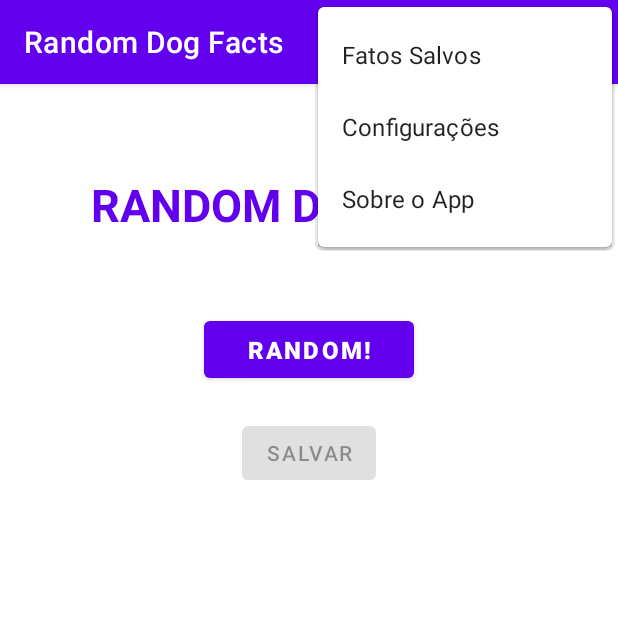
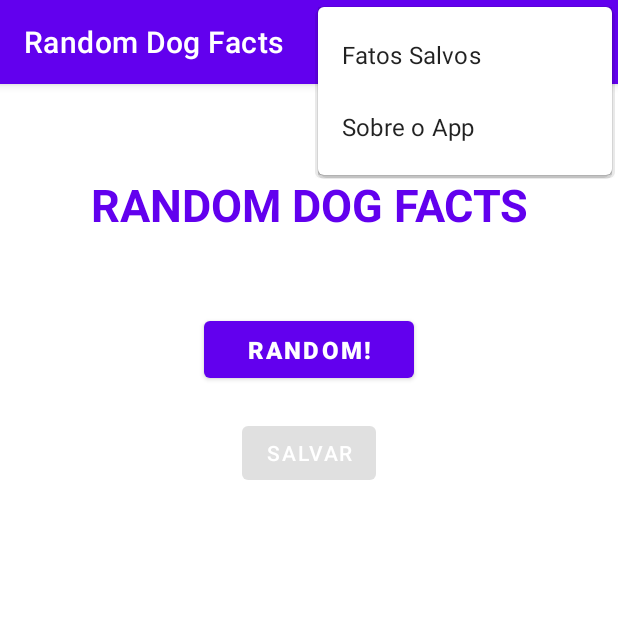
Before and after one commit to feliper2002/dogs-facts-av3, an Android app: the screen it shows after launch (MainActivity), with the options menu open, on a phone screen of 412 x 824 dp, the top half of it. Run offline under Robolectric (Android 15) with nearby library versions, the phone set to English and light mode, and no system bars.

```diff
--- a/app/src/main/AndroidManifest.xml
+++ b/app/src/main/AndroidManifest.xml
@@ -12,7 +12,9 @@
         android:roundIcon="@mipmap/ic_launcher_round"
         android:supportsRtl="true"
         android:theme="@style/Theme.RandomDogs">
-        <activity android:name=".AppInfo"></activity>
+        <activity android:name=".AppConfigs">
+        </activity>
+        <activity android:name=".AppInfo" />
         <activity android:name=".FactListActivity" />
         <activity
             android:name=".MainActivity"
--- a/app/src/main/java/com/atividade/devmobile/randomdogs/adapters/ResponseFactsRecyclerAdapter.kt
+++ b/app/src/main/java/com/atividade/devmobile/randomdogs/adapters/ResponseFactsRecyclerAdapter.kt
@@ -40,8 +40,8 @@ class ResponseFactsRecyclerAdapter : RecyclerView.Adapter<RecyclerView.ViewHolde
         val stringedFacts: ArrayList<ResponseFact> = ArrayList()
 
         for (fact in facts) {
-            val fact = ResponseFact(message = fact.toString(), checked = false)
-            stringedFacts.add(fact)
+            val responseFact = ResponseFact(message = fact.toString(), checked = false)
+            stringedFacts.add(responseFact)
         }
 
         list = stringedFacts
--- a/app/src/main/res/layout/activity_app_info.xml
+++ b/app/src/main/res/layout/activity_app_info.xml
@@ -3,6 +3,8 @@
     xmlns:app="http://schemas.android.com/apk/res-auto"
     xmlns:tools="http://schemas.android.com/tools"
     android:layout_width="match_parent"
+    android:background="@color/white"
+    android:backgroundTint="@color/white"
     android:layout_height="match_parent"
     tools:context=".AppInfo">
 
--- a/app/src/main/res/layout/activity_fact_list.xml
+++ b/app/src/main/res/layout/activity_fact_list.xml
@@ -11,6 +11,8 @@
         android:id="@+id/reclyclerView"
         android:layout_width="match_parent"
         android:layout_height="wrap_content"
+        android:background="@color/white"
+        android:backgroundTint="@color/white"
         android:layout_marginHorizontal="30dp"
         android:layout_marginTop="16dp"
         app:layout_constraintLeft_toLeftOf="parent"
--- a/app/src/main/res/layout/activity_main.xml
+++ b/app/src/main/res/layout/activity_main.xml
@@ -3,6 +3,7 @@
     xmlns:app="http://schemas.android.com/apk/res-auto"
     xmlns:tools="http://schemas.android.com/tools"
     android:background="@color/white"
+    android:backgroundTint="@color/white"
     android:layout_width="match_parent"
     android:layout_height="match_parent"
     tools:context=".MainActivity">
@@ -27,6 +28,7 @@
         android:layout_width="140dp"
         android:layout_height="50dp"
         android:text="Random!"
+        android:textColor="@color/white"
         android:textStyle="bold"
         android:textSize="16dp"
         android:layout_marginTop="152dp"
@@ -38,6 +40,7 @@
 
     <Button
         android:id="@+id/saveBtn"
+        android:textColor="@color/white"
         android:layout_width="wrap_content"
         android:layout_height="wrap_content"
         android:text="Salvar"
@@ -50,6 +53,8 @@
     <androidx.recyclerview.widget.RecyclerView
         android:id="@+id/responseRecylerView"
         android:layout_width="match_parent"
+        android:background="@color/white"
+        android:backgroundTint="@color/white"
         android:layout_height="wrap_content"
         android:layout_marginHorizontal="20dp"
         android:layout_marginVertical="20dp"
--- a/app/src/main/res/layout/fact_await.xml
+++ b/app/src/main/res/layout/fact_await.xml
@@ -17,6 +17,7 @@
     <TextView
         android:id="@+id/factFromResponse"
         android:layout_width="wrap_content"
+        android:textColor="@color/black"
         android:layout_height="match_parent"
         android:text="aaaaaaaaaaaaaaaaaaaaaaa"
         app:layout_constraintBottom_toBottomOf="parent"
--- a/app/src/main/res/layout/fact_card.xml
+++ b/app/src/main/res/layout/fact_card.xml
@@ -7,6 +7,8 @@
 
     <LinearLayout
         android:layout_width="match_parent"
+        android:backgroundTint="@color/white"
+        android:background="@color/white"
         android:layout_height="0dp"
         android:layout_marginTop="10dp"
         android:layout_marginHorizontal="10dp"
@@ -17,6 +19,7 @@
 
         <TextView
             android:id="@+id/factMessage"
+            android:textColor="@color/black"
             android:layout_width="match_parent"
             android:layout_height="match_parent"
             android:textSize="20dp"
@@ -25,12 +28,14 @@
         <Button
             android:id="@+id/deleteBtn"
             android:layout_width="match_parent"
+            android:textColor="@color/white"
             android:layout_height="wrap_content"
             android:text="Deletar" />
 
         <TextView
             android:layout_width="match_parent"
             android:layout_height="wrap_content"
+            android:textColor="@color/grey1"
             android:text="_______________________________________________________"
             android:lines="1"
             android:maxLines="1"
--- a/app/src/main/res/menu/menu_item.xml
+++ b/app/src/main/res/menu/menu_item.xml
@@ -12,12 +12,6 @@
         tools:ignore="AlwaysShowAction"
         />
     <item
-        android:id="@+id/appConfig"
-        android:title="@string/app_config"
-        app:showAsAction="never"
-        android:tooltipText="@string/app_config"
-        />
-    <item
         android:id="@+id/appInfo"
         android:title="@string/app_info"
         app:showAsAction="never"
```
